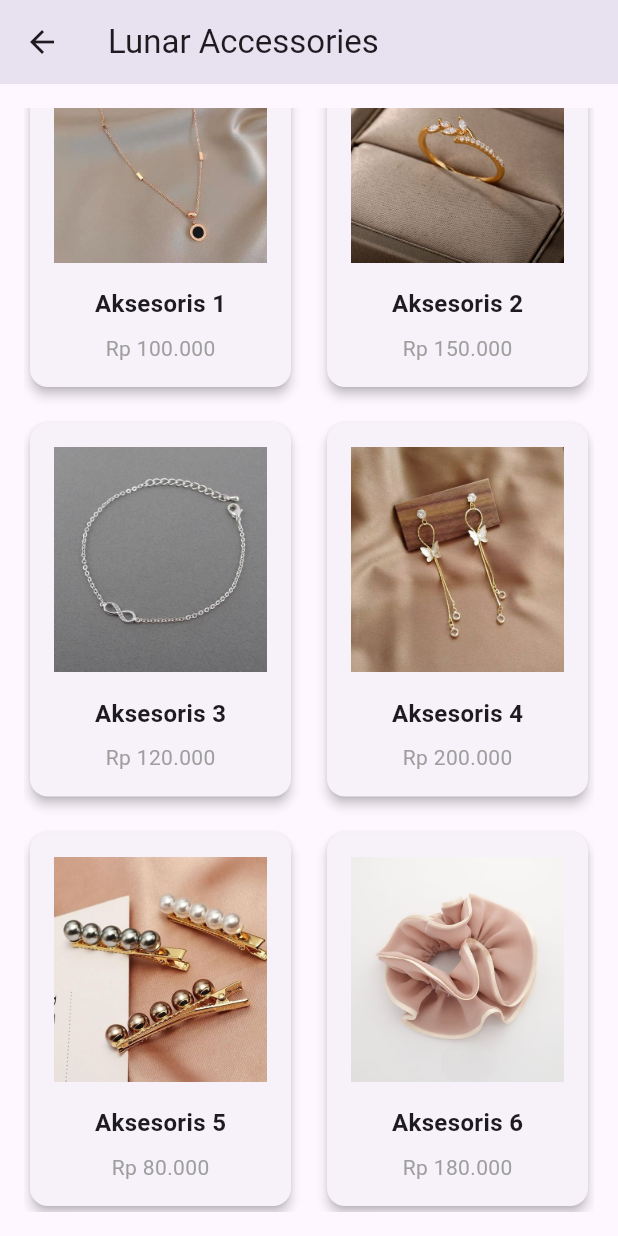
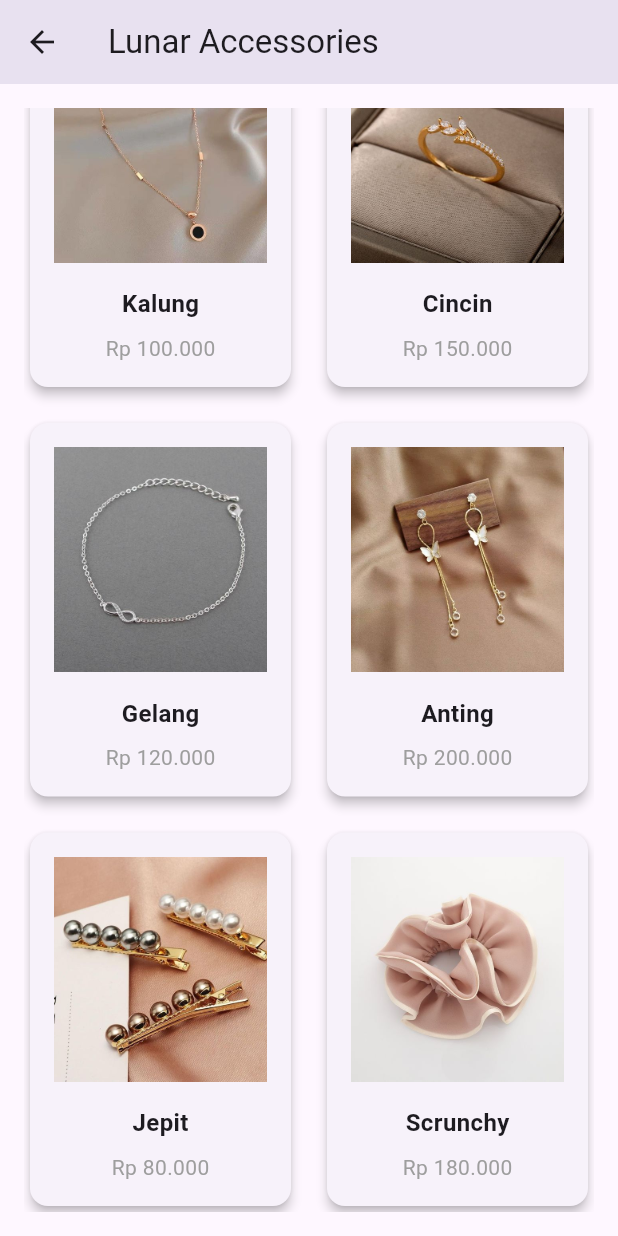
Before and after one commit to ulanjuniarti/latihan9, a Flutter app: the DashboardPage screen opened directly, scrolled down 67 dp, on a phone screen of 412 x 824 dp. Run offline on Flutter 3.47's test engine with Material 3 defaults, Android fonts, the light colour scheme and no system bars.

Commit message:
update nama produk di dashboard

```diff
--- a/lib/dashboard.dart
+++ b/lib/dashboard.dart
@@ -29,7 +29,7 @@ class DashboardPage extends StatelessWidget {
                   Expanded(
                     child: CardColumn(
                       imageAsset: 'assets/kalung1.jpg',
-                      productName: 'Aksesoris 1',
+                      productName: 'Kalung',
                       price: 'Rp 100.000',
                     ),
                   ),
@@ -37,7 +37,7 @@ class DashboardPage extends StatelessWidget {
                   Expanded(
                     child: CardColumn(
                       imageAsset: 'assets/cincin1.jpg',
-                      productName: 'Aksesoris 2',
+                      productName: 'Cincin',
                       price: 'Rp 150.000',
                     ),
                   ),
@@ -49,7 +49,7 @@ class DashboardPage extends StatelessWidget {
                   Expanded(
                     child: CardColumn(
                       imageAsset: 'assets/gelang1.jpg',
-                      productName: 'Aksesoris 3',
+                      productName: 'Gelang',
                       price: 'Rp 120.000',
                     ),
                   ),
@@ -57,7 +57,7 @@ class DashboardPage extends StatelessWidget {
                   Expanded(
                     child: CardColumn(
                       imageAsset: 'assets/anting1.jpg',
-                      productName: 'Aksesoris 4',
+                      productName: 'Anting',
                       price: 'Rp 200.000',
                     ),
                   ),
@@ -69,7 +69,7 @@ class DashboardPage extends StatelessWidget {
                   Expanded(
                     child: CardColumn(
                       imageAsset: 'assets/jepit2.jpg',
-                      productName: 'Aksesoris 5',
+                      productName: 'Jepit',
                       price: 'Rp 80.000',
                     ),
                   ),
@@ -77,7 +77,7 @@ class DashboardPage extends StatelessWidget {
                   Expanded(
                     child: CardColumn(
                       imageAsset: 'assets/scrunchy1.jpg',
-                      productName: 'Aksesoris 6',
+                      productName: 'Scrunchy',
                       price: 'Rp 180.000',
                     ),
                   ),
```
